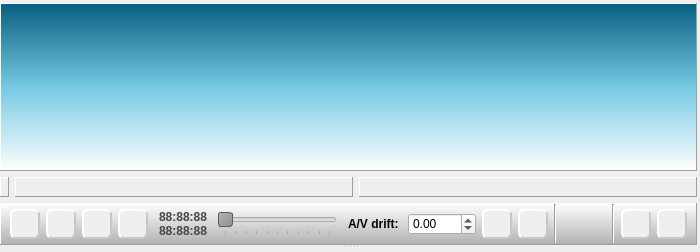
Old version of the form Homer/forms/Widgets/ParticipantWidget.ui in the repository Homer-Conferencing/Homer-Conferencing.
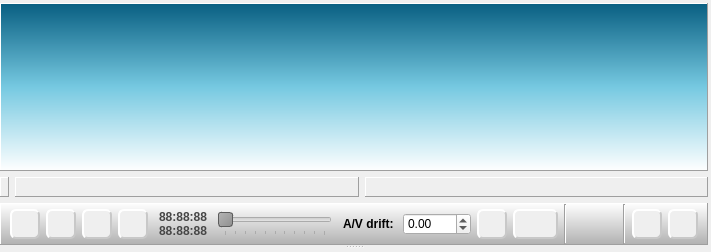
New version of the form. Icons and pictures are not drawn. Custom widgets are drawn as their Qt base class.

Commit message: - fixed: GUI layout, resizing of movie controls

Patch:
```diff
--- a/Homer/forms/Widgets/ParticipantWidget.ui
+++ b/Homer/forms/Widgets/ParticipantWidget.ui
@@ -6,7 +6,7 @@
    <rect>
     <x>0</x>
     <y>0</y>
-    <width>700</width>
+    <width>711</width>
     <height>252</height>
    </rect>
   </property>
@@ -260,7 +260,7 @@
           <property name="frameShadow">
            <enum>QFrame::Raised</enum>
           </property>
-          <layout class="QHBoxLayout" name="horizontalLayout_4" stretch="0,10,0,0,0,1,0,0,0">
+          <layout class="QHBoxLayout" name="horizontalLayout_4" stretch="0,10,0,0,0,1,0,0,0,0">
            <property name="leftMargin">
             <number>9</number>
            </property>
@@ -906,7 +906,7 @@
             <widget class="QToolButton" name="mTbSettings">
              <property name="minimumSize">
               <size>
-               <width>30</width>
+               <width>45</width>
                <height>30</height>
               </size>
              </property>
@@ -963,6 +963,22 @@
            <item>
             <widget class="Homer::Gui::AudioWidget" name="mAudioWidget" native="true"/>
            </item>
+           <item>
+            <spacer name="horizontalSpacer_4">
+             <property name="orientation">
+              <enum>Qt::Horizontal</enum>
+             </property>
+             <property name="sizeType">
+              <enum>QSizePolicy::MinimumExpanding</enum>
+             </property>
+             <property name="sizeHint" stdset="0">
+              <size>
+               <width>1</width>
+               <height>20</height>
+              </size>
+             </property>
+            </spacer>
+           </item>
            <item>
             <widget class="Line" name="line_2">
              <property name="orientation">
```
